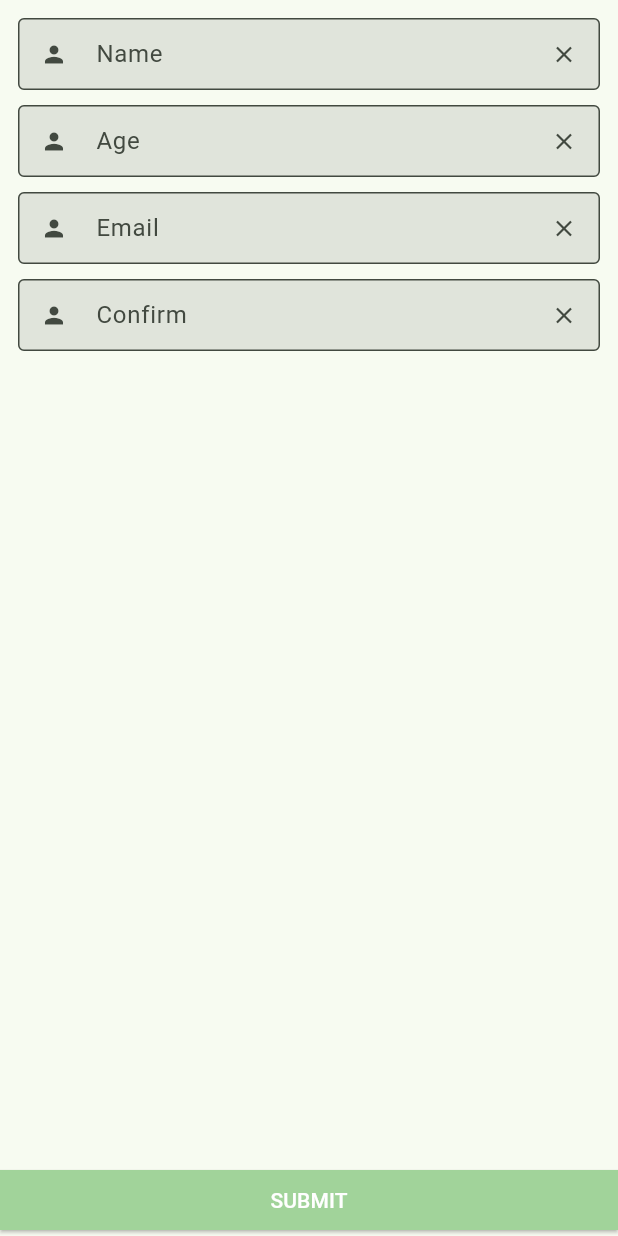
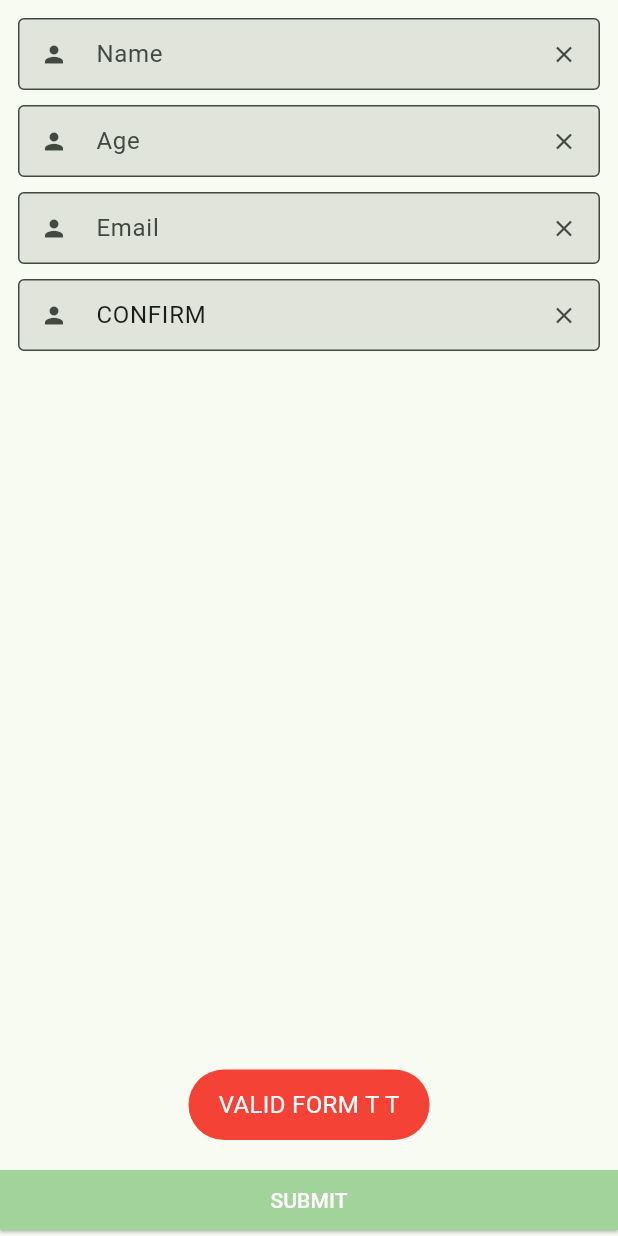
Before and after one commit to SouksavathPMS/flutterform, a Flutter app: the FlutterFormBuilder screen opened directly, after a tap on "SUBMIT", on a phone screen of 412 x 824 dp. Run offline on Flutter 3.47's test engine with Material 2 defaults, Android fonts, the phone set to English and light mode, and no system bars; drawn by our look-alikes of flutter_form_builder; our stand-ins replace flutter_hooks, fluttertoast, form_builder_validators.

Commit message:
Breakdown code : Flutter FormBuilder

```diff
--- a/lib/main.dart
+++ b/lib/main.dart
@@ -1,5 +1,6 @@
 import 'package:flutter/material.dart';
 import 'package:provider/provider.dart';
+import 'package:workingwithform_flutter/providers/flutter_form_builder_provider.dart';
 import 'package:workingwithform_flutter/providers/normal_text_form_field_provider.dart';
 
 import 'screens/flutter_form_builder.dart';
@@ -25,6 +26,7 @@ class MyApp extends StatelessWidget {
       home: MultiProvider(
         providers: [
           ChangeNotifierProvider(create: (_) => NormalTextFormFieldProvider()),
+          ChangeNotifierProvider(create: (_) => FlutterFormBuilderProvider()),
         ],
         child: const MyHomePage(),
       ),
--- /dev/null
+++ b/lib/providers/flutter_form_builder_provider.dart
@@ -0,0 +1,64 @@
+import 'package:flutter/material.dart';
+import 'package:flutter_form_builder/flutter_form_builder.dart';
+import 'package:fluttertoast/fluttertoast.dart';
+import 'package:form_builder_validators/form_builder_validators.dart';
+import 'package:workingwithform_flutter/constants/enums.dart';
+
+class FlutterFormBuilderProvider extends ChangeNotifier {
+  final formKey = GlobalKey<FormBuilderState>();
+  GlobalKey<FormBuilderState> get getFormKey => formKey;
+
+  void setData() {
+    if (formKey.currentState!.validate()) {
+
+      final name = formKey.currentState!.fields[FormType.name.value]?.value;
+      final age = formKey.currentState!.fields[FormType.age.value]?.value;
+      final email = formKey.currentState!.fields[FormType.email.value]?.value;
+
+      Fluttertoast.cancel();
+      Fluttertoast.showToast(
+          msg: "Name : $name\n Age : $age\n Email : $email",
+          toastLength: Toast.LENGTH_SHORT,
+          gravity: ToastGravity.BOTTOM,
+          timeInSecForIosWeb: 1,
+          backgroundColor: Colors.green,
+          textColor: Colors.white,
+          fontSize: 16.0);
+    } else {
+      Fluttertoast.cancel();
+      Fluttertoast.showToast(
+          msg: "VALID FORM T T",
+          toastLength: Toast.LENGTH_SHORT,
+          gravity: ToastGravity.BOTTOM,
+          timeInSecForIosWeb: 1,
+          backgroundColor: Colors.red,
+          textColor: Colors.white,
+          fontSize: 16.0);
+    }
+  }
+
+  getValidation(FormType formType) {
+    switch (formType) {
+      case FormType.name:
+        return FormBuilderValidators.compose([
+          FormBuilderValidators.required(),
+        ]);
+      case FormType.age:
+        FormBuilderValidators.compose([
+          FormBuilderValidators.required(),
+          FormBuilderValidators.integer(),
+          FormBuilderValidators.min(1),
+          FormBuilderValidators.max(150),
+        ]);
+      case FormType.email:
+        FormBuilderValidators.compose([
+          FormBuilderValidators.required(),
+          FormBuilderValidators.email(),
+        ]);
+      case FormType.confirm:
+        return FormBuilderValidators.compose([
+          FormBuilderValidators.required(),
+        ]);
+    }
+  }
+}
--- a/lib/providers/normal_text_form_field_provider.dart
+++ b/lib/providers/normal_text_form_field_provider.dart
@@ -9,7 +9,7 @@ class NormalTextFormFieldProvider extends ChangeNotifier {
   final nameController = TextEditingController();
   final ageController = TextEditingController();
   final emailController = TextEditingController();
-  final confirmController = TextEditingController(text: "CONFIRM");
+  final confirmController = TextEditingController();
 
   void setData() {
     if (_formKey.currentState!.validate()) {
--- a/lib/screens/flutter_form_builder.dart
+++ b/lib/screens/flutter_form_builder.dart
@@ -1,7 +1,10 @@
 import 'package:flutter/material.dart';
 import 'package:flutter_form_builder/flutter_form_builder.dart';
-import 'package:form_builder_validators/form_builder_validators.dart';
+import 'package:provider/provider.dart';
+import 'package:workingwithform_flutter/constants/enums.dart';
 
+import '../providers/flutter_form_builder_provider.dart';
+import '../widgets/custom_form_builder_text_field.dart';
 import '../widgets/main_button.dart';
 
 class FlutterFormBuilder extends StatelessWidget {
@@ -9,124 +12,32 @@ class FlutterFormBuilder extends StatelessWidget {
 
   @override
   Widget build(BuildContext context) {
-    final formKey = GlobalKey<FormBuilderState>();
-
+    final flutterFormBuilderProvider =
+        context.read<FlutterFormBuilderProvider>();
     return Scaffold(
       body: SingleChildScrollView(
         padding: const EdgeInsets.only(top: 12, left: 12, right: 12),
         child: FormBuilder(
-          key: formKey,
-          child: Column(
+          key: flutterFormBuilderProvider.formKey,
+          initialValue: {
+            FormType.confirm.value: "CONFIRM",
+          },
+          child: const Column(
             children: [
-              FormBuilderTextField(
-                name: 'name',
-                textInputAction: TextInputAction.next,
-                decoration: InputDecoration(
-                  contentPadding: const EdgeInsets.only(left: 8, right: 8),
-                  filled: true,
-                  isDense: true,
-                  border: const OutlineInputBorder(),
-                  hintText: 'Name',
-                  prefixIcon: const Icon(Icons.person),
-                  suffixIcon: IconButton(
-                    onPressed: () {
-                      formKey.currentState!.fields["name"]?.didChange(null);
-                    },
-                    icon: const Icon(Icons.close),
-                  ),
-                ),
-                validator: FormBuilderValidators.compose([
-                  FormBuilderValidators.required(),
-                ]),
-              ),
-              const SizedBox(height: 10),
-              FormBuilderTextField(
-                name: 'age',
-                textInputAction: TextInputAction.next,
-                keyboardType: TextInputType.number,
-                decoration: InputDecoration(
-                  contentPadding: const EdgeInsets.only(left: 8, right: 8),
-                  filled: true,
-                  isDense: true,
-                  border: const OutlineInputBorder(),
-                  hintText: 'Age',
-                  prefixIcon: const Icon(Icons.person),
-                  suffixIcon: IconButton(
-                    onPressed: () {
-                      formKey.currentState!.fields["age"]?.didChange(null);
-                    },
-                    icon: const Icon(Icons.close),
-                  ),
-                ),
-                validator: FormBuilderValidators.compose([
-                  FormBuilderValidators.required(),
-                  FormBuilderValidators.integer(),
-                  FormBuilderValidators.min(1),
-                  FormBuilderValidators.max(150),
-                ]),
-              ),
-              const SizedBox(height: 10),
-              FormBuilderTextField(
-                name: 'email',
-                textInputAction: TextInputAction.next,
-                keyboardType: TextInputType.emailAddress,
-                decoration: InputDecoration(
-                  contentPadding: const EdgeInsets.only(left: 8, right: 8),
-                  filled: true,
-                  isDense: true,
-                  border: const OutlineInputBorder(),
-                  hintText: 'Email',
-                  prefixIcon: const Icon(Icons.person),
-                  suffixIcon: IconButton(
-                    onPressed: () {
-                      formKey.currentState!.fields["email"]?.didChange(null);
-                    },
-                    icon: const Icon(Icons.close),
-                  ),
-                ),
-                validator: FormBuilderValidators.compose([
-                  FormBuilderValidators.required(),
-                  FormBuilderValidators.email(),
-                ]),
-              ),
-              const SizedBox(height: 10),
-              FormBuilderTextField(
-                name: 'confirm',
-                textInputAction: TextInputAction.done,
-                decoration: InputDecoration(
-                  contentPadding: const EdgeInsets.only(left: 8, right: 8),
-                  filled: true,
-                  isDense: true,
-                  border: const OutlineInputBorder(),
-                  hintText: 'Confirm',
-                  prefixIcon: const Icon(Icons.person),
-                  suffixIcon: IconButton(
-                    onPressed: () {
-                      formKey.currentState!.fields["confirm"]?.didChange(null);
-                    },
-                    icon: const Icon(Icons.close),
-                  ),
-                ),
-                validator: FormBuilderValidators.compose([
-                  FormBuilderValidators.required(),
-                  FormBuilderValidators.equal("CONFIRM"),
-                ]),
-              ),
+              CustomFormBuilderTextField(formType: FormType.name),
+              SizedBox(height: 10),
+              CustomFormBuilderTextField(formType: FormType.age),
+              SizedBox(height: 10),
+              CustomFormBuilderTextField(formType: FormType.email),
+              SizedBox(height: 10),
+              CustomFormBuilderTextField(formType: FormType.confirm),
             ],
           ),
         ),
       ),
       bottomNavigationBar: SafeArea(
         child: MainButton(
-          onPressed: () {
-            final valueField = formKey.currentState!;
-            if (formKey.currentState!.validate()) {
-              print(valueField.fields['name']?.value);
-              print(valueField.fields['age']?.value.runtimeType);
-              print(valueField.fields['email']?.value);
-              print(valueField.fields['confirm']?.value);
-            }
-          },
+          onPressed: () => flutterFormBuilderProvider.setData(),
         ),
       ),
     );
--- /dev/null
+++ b/lib/widgets/custom_form_builder_text_field.dart
@@ -0,0 +1,41 @@
+import 'package:flutter/material.dart';
+import 'package:flutter_form_builder/flutter_form_builder.dart';
+import 'package:provider/provider.dart';
+import 'package:workingwithform_flutter/constants/enums.dart';
+
+import '../providers/flutter_form_builder_provider.dart';
+
+class CustomFormBuilderTextField extends StatelessWidget {
+  const CustomFormBuilderTextField({
+    super.key,
+    required this.formType,
+  });
+  final FormType formType;
+
+  @override
+  Widget build(BuildContext context) {
+    final flutterFormBuilderProvider =
+        context.read<FlutterFormBuilderProvider>();
+    return FormBuilderTextField(
+      name: formType.value,
+      textInputAction: TextInputAction.next,
+      decoration: InputDecoration(
+        contentPadding: const EdgeInsets.only(left: 8, right: 8),
+        filled: true,
+        isDense: true,
+        border: const OutlineInputBorder(),
+        hintText: formType.value,
+        prefixIcon: const Icon(Icons.person),
+        suffixIcon: IconButton(
+          onPressed: () {
+            flutterFormBuilderProvider
+                .formKey.currentState!.fields[formType.value]
+                ?.didChange(null);
+          },
+          icon: const Icon(Icons.close),
+        ),
+      ),
+      validator: flutterFormBuilderProvider.getValidation(formType),
+    );
+  }
+}
```
